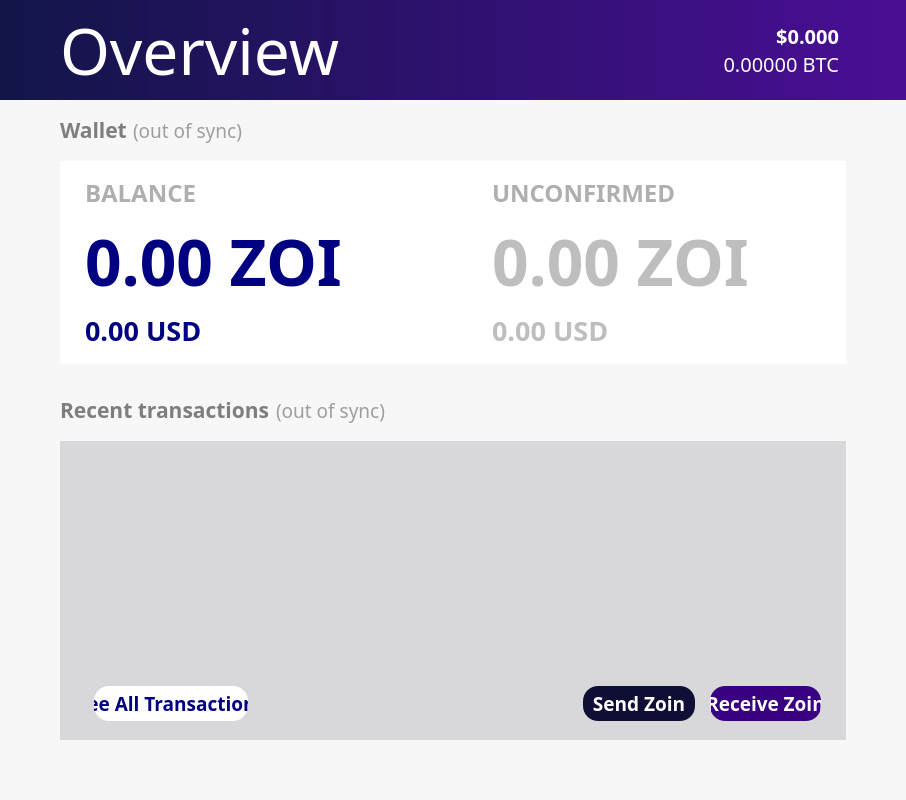
Qt form src/qt/forms/overviewpage.ui (iwensfortis/zoin) before a commit.
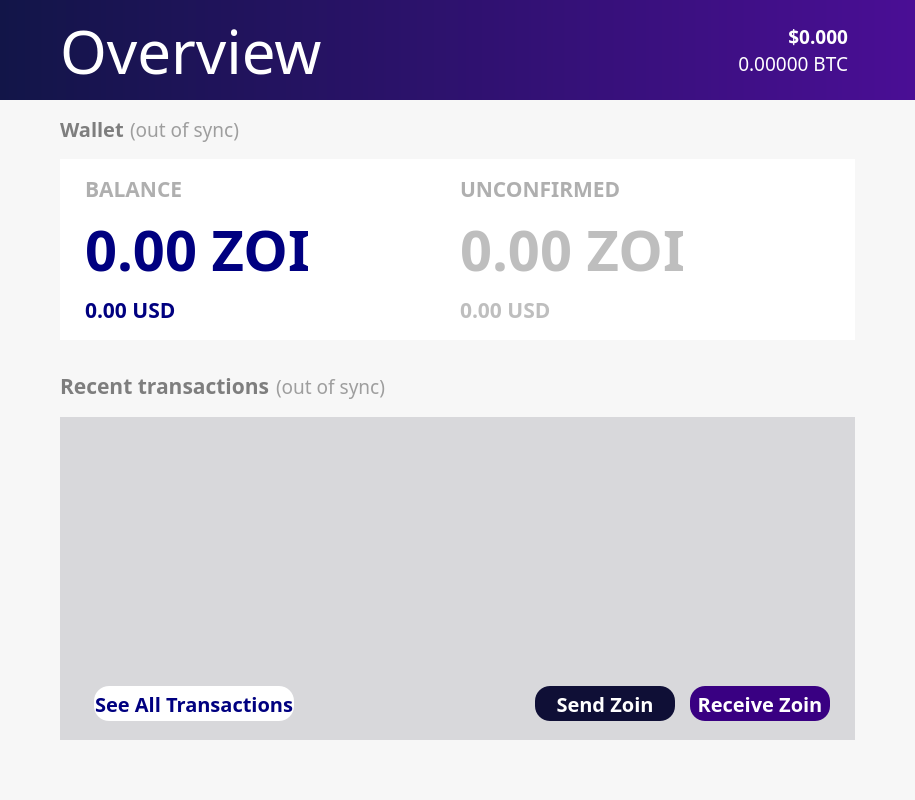
The same form after that commit. Icons and pictures are not drawn.

Patch:
```diff
--- a/src/qt/forms/overviewpage.ui
+++ b/src/qt/forms/overviewpage.ui
@@ -6,7 +6,7 @@
    <rect>
     <x>0</x>
     <y>0</y>
-    <width>906</width>
+    <width>915</width>
     <height>800</height>
    </rect>
   </property>
@@ -416,7 +416,7 @@
               <property name="font">
                <font>
                 <family>ZoinLight</family>
-                <pointsize>48</pointsize>
+                <pointsize>45</pointsize>
                </font>
               </property>
               <property name="autoFillBackground">
@@ -444,7 +444,7 @@
                 <property name="font">
                  <font>
                   <family>ZoinSemiBold</family>
-                  <pointsize>15</pointsize>
+                  <pointsize>14</pointsize>
                   <weight>75</weight>
                   <bold>true</bold>
                  </font>
@@ -466,7 +466,7 @@
                 <property name="font">
                  <font>
                   <family>ZoinLight</family>
-                  <pointsize>15</pointsize>
+                  <pointsize>14</pointsize>
                  </font>
                 </property>
                 <property name="styleSheet">
@@ -640,7 +640,7 @@
           <item>
            <layout class="QHBoxLayout" name="horizontalLayout_4">
             <property name="spacing">
-             <number>-1</number>
+             <number>6</number>
             </property>
             <property name="rightMargin">
              <number>0</number>
@@ -653,7 +653,7 @@
               <property name="font">
                <font>
                 <family>ZoinSemiBold</family>
-                <pointsize>16</pointsize>
+                <pointsize>15</pointsize>
                 <weight>75</weight>
                 <bold>true</bold>
                </font>
@@ -854,7 +854,7 @@
                <property name="font">
                 <font>
                  <family>ZoinSemiBold</family>
-                 <pointsize>18</pointsize>
+                 <pointsize>16</pointsize>
                  <weight>75</weight>
                  <bold>true</bold>
                 </font>
@@ -896,7 +896,7 @@
                <property name="font">
                 <font>
                  <family>Source Sans Pro</family>
-                 <pointsize>48</pointsize>
+                 <pointsize>42</pointsize>
                  <weight>75</weight>
                  <bold>true</bold>
                 </font>
@@ -932,7 +932,7 @@
                <property name="font">
                 <font>
                  <family>Source Sans Pro</family>
-                 <pointsize>20</pointsize>
+                 <pointsize>16</pointsize>
                  <weight>75</weight>
                  <bold>true</bold>
                 </font>
@@ -1122,7 +1122,7 @@
                <property name="font">
                 <font>
                  <family>Source Sans Pro</family>
-                 <pointsize>20</pointsize>
+                 <pointsize>16</pointsize>
                  <weight>75</weight>
                  <bold>true</bold>
                 </font>
@@ -1149,7 +1149,7 @@
                <property name="font">
                 <font>
                  <family>Source Sans Pro</family>
-                 <pointsize>48</pointsize>
+                 <pointsize>42</pointsize>
                  <weight>75</weight>
                  <italic>false</italic>
                  <bold>true</bold>
@@ -1189,7 +1189,7 @@
                <property name="font">
                 <font>
                  <family>ZoinSemiBold</family>
-                 <pointsize>18</pointsize>
+                 <pointsize>16</pointsize>
                  <weight>75</weight>
                  <bold>true</bold>
                 </font>
@@ -1850,7 +1850,7 @@
                </property>
                <layout class="QHBoxLayout" name="horizontalLayout_6">
                 <property name="spacing">
-                 <number>60</number>
+                 <number>0</number>
                 </property>
                 <property name="leftMargin">
                  <number>25</number>
@@ -1872,16 +1872,28 @@
                   <property name="frameShadow">
                    <enum>QFrame::Raised</enum>
                   </property>
-                  <layout class="QVBoxLayout" name="verticalLayout_3">
+                  <layout class="QHBoxLayout" name="horizontalLayout_7">
                    <property name="rightMargin">
-                    <number>175</number>
+                    <number>0</number>
                    </property>
                    <item>
                     <widget class="QPushButton" name="seeAllTransactions">
+                     <property name="sizePolicy">
+                      <sizepolicy hsizetype="Minimum" vsizetype="Fixed">
+                       <horstretch>0</horstretch>
+                       <verstretch>0</verstretch>
+                      </sizepolicy>
+                     </property>
+                     <property name="minimumSize">
+                      <size>
+                       <width>200</width>
+                       <height>0</height>
+                      </size>
+                     </property>
                      <property name="font">
                       <font>
                        <family>ZoinSemiBold</family>
-                       <pointsize>14</pointsize>
+                       <pointsize>15</pointsize>
                        <weight>75</weight>
                        <bold>true</bold>
                       </font>
@@ -1910,6 +1922,19 @@
                      </property>
                     </widget>
                    </item>
+                   <item>
+                    <spacer name="horizontalSpacer_4">
+                     <property name="orientation">
+                      <enum>Qt::Horizontal</enum>
+                     </property>
+                     <property name="sizeHint" stdset="0">
+                      <size>
+                       <width>40</width>
+                       <height>20</height>
+                      </size>
+                     </property>
+                    </spacer>
+                   </item>
                   </layout>
                  </widget>
                 </item>
@@ -1919,14 +1944,26 @@
                    <number>15</number>
                   </property>
                   <property name="leftMargin">
-                   <number>100</number>
+                   <number>30</number>
                   </property>
                   <item>
                    <widget class="QPushButton" name="send">
+                    <property name="sizePolicy">
+                     <sizepolicy hsizetype="Fixed" vsizetype="Fixed">
+                      <horstretch>0</horstretch>
+                      <verstretch>0</verstretch>
+                     </sizepolicy>
+                    </property>
+                    <property name="minimumSize">
+                     <size>
+                      <width>140</width>
+                      <height>0</height>
+                     </size>
+                    </property>
                     <property name="font">
                      <font>
                       <family>ZoinSemiBold</family>
-                      <pointsize>14</pointsize>
+                      <pointsize>15</pointsize>
                       <weight>75</weight>
                       <bold>true</bold>
                      </font>
@@ -1949,10 +1986,22 @@
                   </item>
                   <item>
                    <widget class="QPushButton" name="receive">
+                    <property name="sizePolicy">
+                     <sizepolicy hsizetype="Fixed" vsizetype="Fixed">
+                      <horstretch>0</horstretch>
+                      <verstretch>0</verstretch>
+                     </sizepolicy>
+                    </property>
+                    <property name="minimumSize">
+                     <size>
+                      <width>140</width>
+                      <height>0</height>
+                     </size>
+                    </property>
                     <property name="font">
                      <font>
                       <family>ZoinSemiBold</family>
-                      <pointsize>14</pointsize>
+                      <pointsize>15</pointsize>
                       <weight>75</weight>
                       <bold>true</bold>
                      </font>
@@ -1962,7 +2011,7 @@
 color: white;
 border-radius:15px;
 height:35px;
-width:60px;
+width:80px;
 border-width:0px;</string>
                     </property>
                     <property name="text">
```
Left out of the diff: 3 changed lines with no effect on the pictures.
